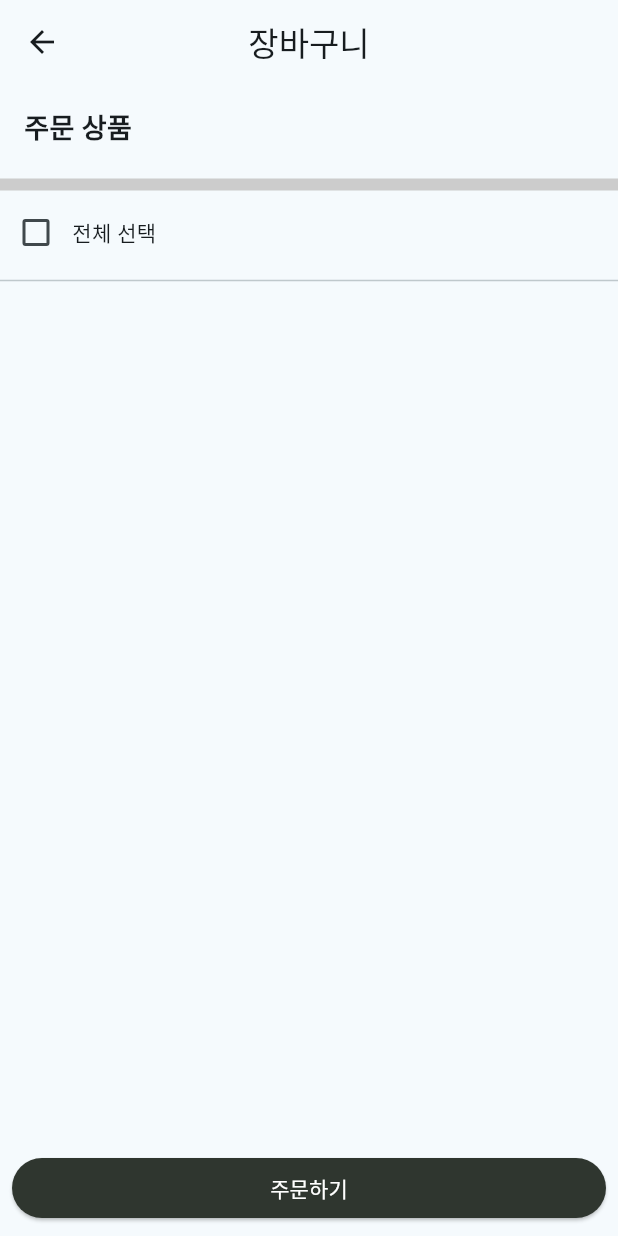
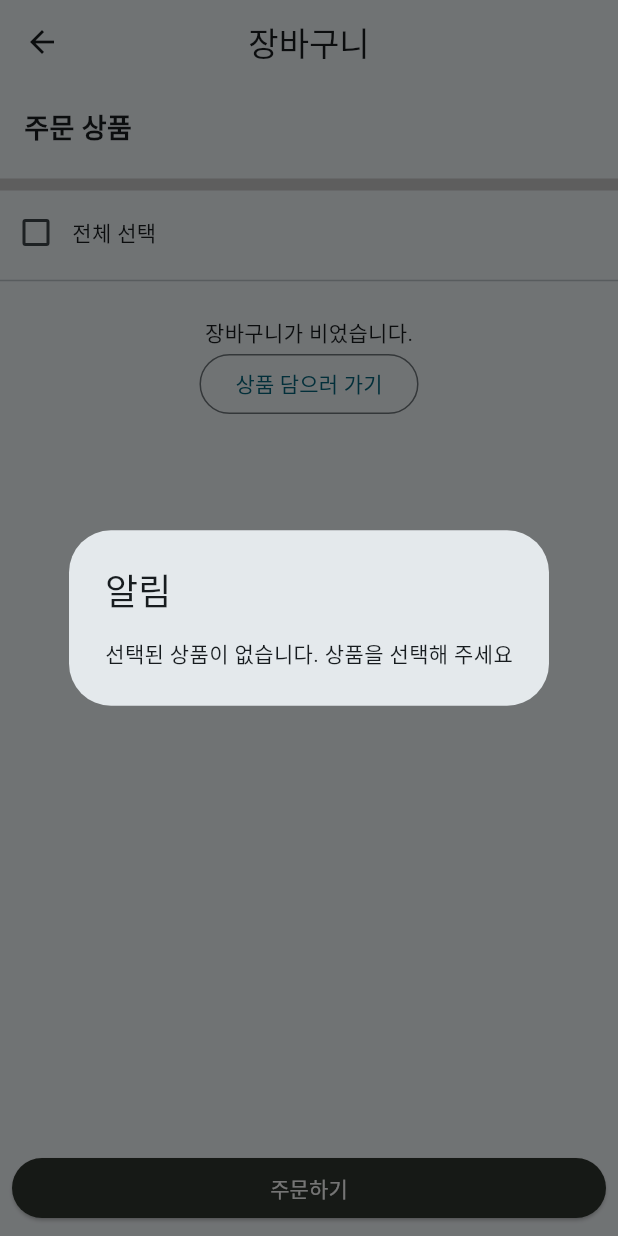
Before and after one commit to ALSDlab/birthday_presents_web_app, a Flutter app: the ShoppingCartPage screen opened directly, after a tap on "주문하기", on a phone screen of 412 x 824 dp. Run offline on Flutter 3.47's test engine with Material 3 defaults, Android fonts, the phone set to English and light mode, and no system bars; our stand-ins replace bootstrap_icons, cached_network_image, cloud_firestore, firebase_auth, firebase_core, flutter_screenutil and 6 more; missing offline and left inert: async_button_builder, bootpay, daum_postcode_search, kpostal_web; accounts and stored records are empty; generated files the repository leaves out were written again; Roboto replaces fonts that are missing (Kopub).

Commit message:
feat : 장바구니에서 구매하기로 데이터 전송, 체크박스 비어있을경우 알림, 장바구니 비어있을경우 알림

```diff
--- a/lib/view/page/shopping_cart_page/shopping_cart_page.dart
+++ b/lib/view/page/shopping_cart_page/shopping_cart_page.dart
@@ -1,4 +1,6 @@
 import 'package:flutter/material.dart';
+import 'package:go_router/go_router.dart';
+import 'package:myk_market_app/data/model/order_model.dart';
 import 'package:myk_market_app/view/page/shopping_cart_page/shopping_cart_page_widget.dart';
 import 'package:myk_market_app/view/page/shopping_cart_page/shopping_cart_view_model.dart';
 import 'package:provider/provider.dart';
@@ -71,13 +73,29 @@ class _ShoppingCartPageState extends State<ShoppingCartPage> {
                   ],
                 ),
                 const Divider(),
-                Expanded(
+                state.cartList.isEmpty
+                    ? Padding(
+                      padding: const EdgeInsets.all(16.0),
+                      child: Column(
+                          children: [
+                            Text('장바구니가 비었습니다.'),
+                            OutlinedButton(
+                              onPressed: () {
+                                context.go('/product_page');
+                              },
+                              child: Text('상품 담으러 가기'),
+                            ),
+                          ],
+                        ),
+                    )
+                    : Expanded(
                         child: ListView.builder(
                           itemBuilder: (context, index) {
                             return ShoppingCartPageWidget(
                               shoppingProductForCart: state.cartList[index],
                               removeFromCartList: () {
-                          viewModel.removeFromCartList(state.cartList[index]);
+                                viewModel
+                                    .removeFromCartList(state.cartList[index]);
                               },
                             );
                           },
@@ -89,7 +107,23 @@ class _ShoppingCartPageState extends State<ShoppingCartPage> {
       bottomNavigationBar: Padding(
         padding: const EdgeInsets.all(8.0),
         child: ElevatedButton(
-          onPressed: () {},
+          onPressed: () async {
+            final List<OrderModel> orderItemList =
+                await viewModel.sendCart(ShoppingCartPageWidget.checkedList);
+            if (ShoppingCartPageWidget.checkedList.isEmpty) {
+              showDialog(
+                  context: context,
+                  builder: (context) {
+                    return AlertDialog(
+                      title: Text('알림'),
+                      content: Text('선택된 상품이 없습니다. 상품을 선택해 주세요'),
+                    );
+                  });
+            } else {
+              GoRouter.of(context).go('/shopping_cart_page/fill_order_page',
+                  extra: orderItemList);
+            }
+          },
           child: Text(
             '주문하기',
             style: TextStyle(color: Colors.white),
--- a/lib/view/page/shopping_cart_page/shopping_cart_view_model.dart
+++ b/lib/view/page/shopping_cart_page/shopping_cart_view_model.dart
@@ -1,4 +1,5 @@
 import 'dart:convert';
+import 'dart:math';
 
 import 'package:flutter/cupertino.dart';
 import 'package:myk_market_app/data/model/order_model.dart';
@@ -95,4 +96,39 @@ class ShoppingCartViewModel extends ChangeNotifier {
     }
     getCartList();
   }
+
+  String generateLicensePlate(String currentDate) {
+    // 4자리의 랜덤한 영문자 생성
+    String letters = 'ABCDEFGHIJKLMNOPQRSTUVWXYZ';
+    String randomLetters = '';
+    Random random = Random();
+    for (int i = 0; i < 4; i++) {
+      randomLetters += letters[random.nextInt(26)];
+    }
+
+    // 주문번호 조합
+    String licensePlate = currentDate + randomLetters;
+    return licensePlate;
+  }
+
+  Future<List<OrderModel>> sendCart(List<ShoppingProductForCart> list) async {
+    List<OrderModel> result = [];
+
+    final createdDate =
+        DateTime.now().toString().substring(2, 10).replaceAll('-', '');
+
+    for (int i = 0; i < list.length; i++) {
+      final OrderModel directOrderItem = OrderModel(
+        orderId: generateLicensePlate(createdDate),
+        orderProductName: list[i].orderProductName,
+        representativeImage: list[i].representativeImage,
+        price: list[i].price,
+        count: list[i].count,
+        orderedDate: createdDate,
+        payAndStatus: 0,
+      );
+      result.add(directOrderItem);
+    }
+    return result;
+  }
 }
```
Also changed, not shown: lib/view/page/shopping_cart_page/shopping_cart_page_widget.dart (+10 -1 lines). Lines whose indentation alone changed are shown as unchanged.
